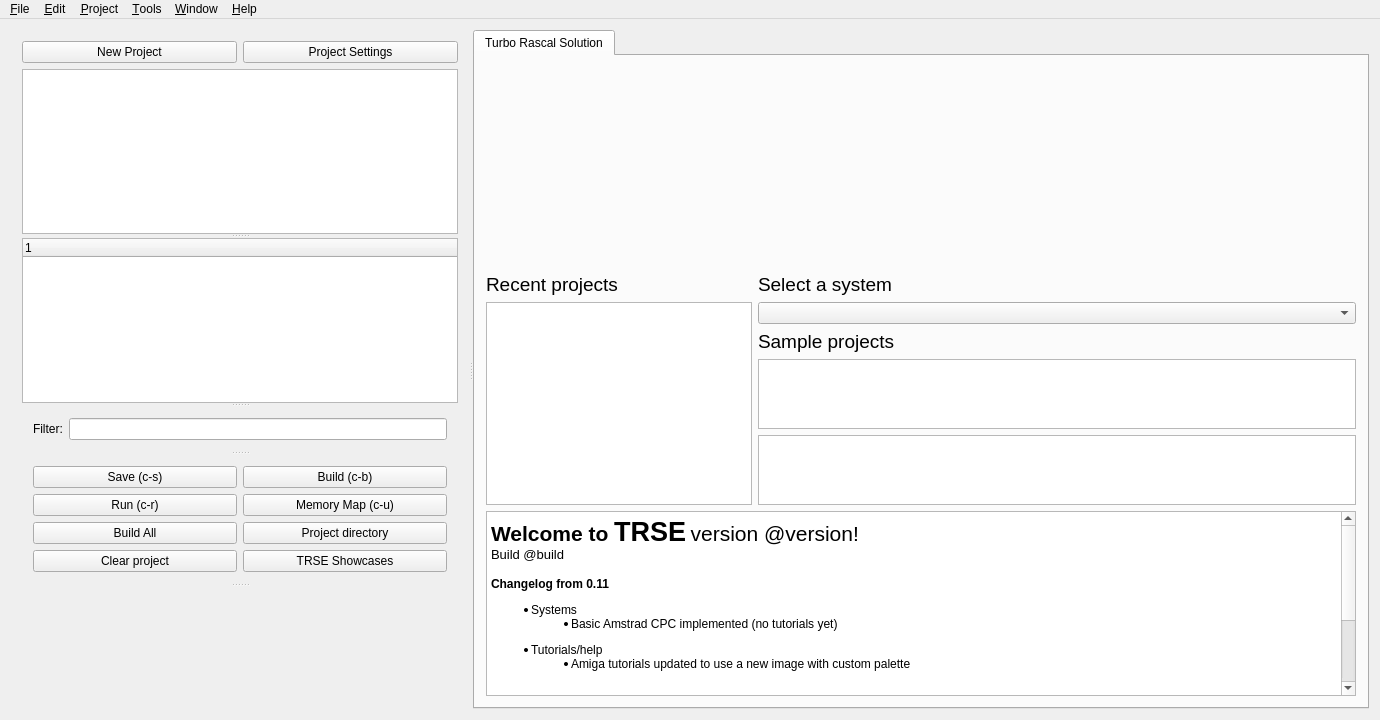
This is mainwindow.ui in leuat/TRSE as Qt 5 draws it before an edit. The edited form follows.
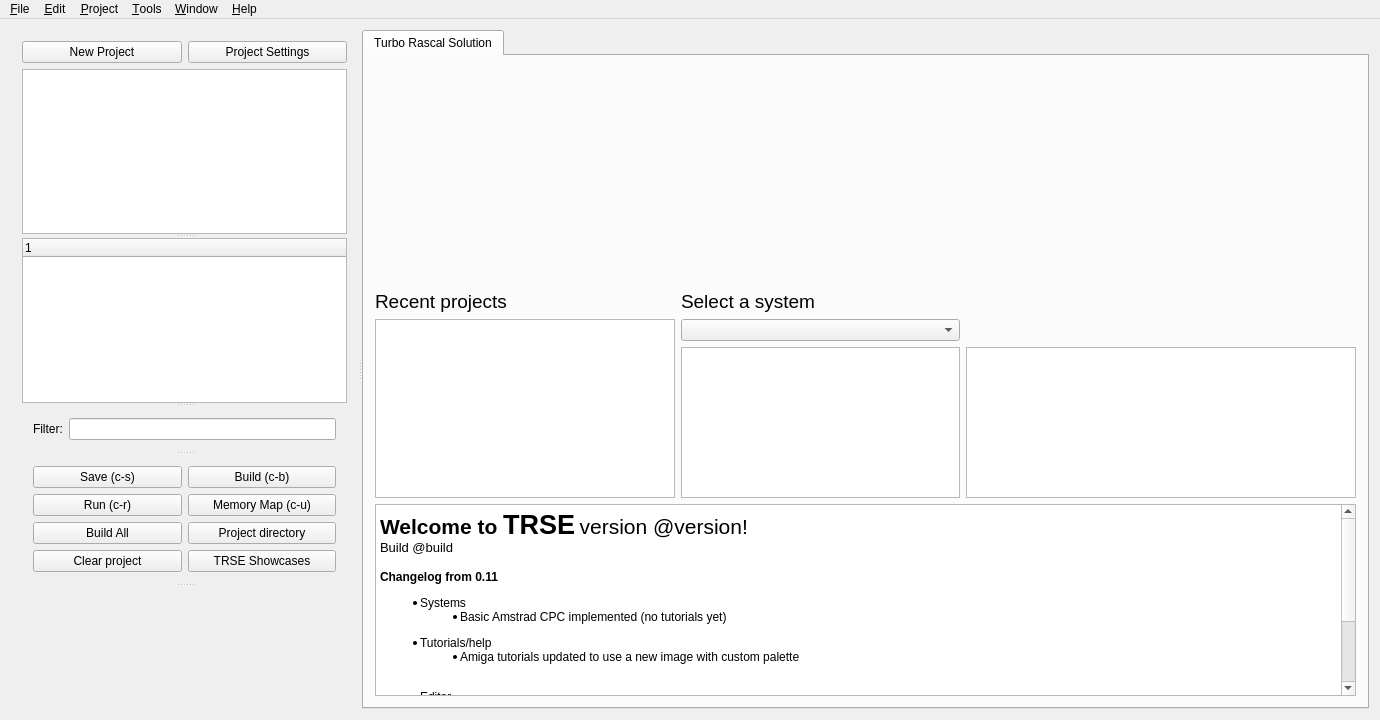
This is the edited form. Icons and pictures are not drawn. Custom widgets are drawn as their Qt base class.

The edit to the form file:
```diff
--- a/mainwindow.ui
+++ b/mainwindow.ui
@@ -398,10 +398,7 @@
            <item row="1" column="1">
             <layout class="QVBoxLayout" name="verticalLayout_6">
              <item>
-              <layout class="QGridLayout" name="gridLayout_6" columnstretch="1">
-               <item row="1" column="0">
-                <widget class="QComboBox" name="cmbSelectSystem"/>
-               </item>
+              <layout class="QGridLayout" name="gridLayout_6" columnstretch="5,7">
                <item row="0" column="0">
                 <widget class="QLabel" name="label">
                  <property name="font">
@@ -414,27 +411,18 @@
                  </property>
                 </widget>
                </item>
-               <item row="3" column="0">
+               <item row="1" column="0">
+                <widget class="QComboBox" name="cmbSelectSystem"/>
+               </item>
+               <item row="2" column="0">
                 <layout class="QVBoxLayout" name="verticalLayout_4">
                  <item>
                   <widget class="QListWidget" name="lstSampleProjects"/>
                  </item>
-                 <item>
-                  <widget class="QTextBrowser" name="txtTutorials"/>
-                 </item>
                 </layout>
                </item>
-               <item row="2" column="0">
-                <widget class="QLabel" name="label_6">
-                 <property name="font">
-                  <font>
-                   <pointsize>14</pointsize>
-                  </font>
-                 </property>
-                 <property name="text">
-                  <string>Sample projects</string>
-                 </property>
-                </widget>
+               <item row="2" column="1">
+                <widget class="QTextBrowser" name="txtTutorials"/>
                </item>
               </layout>
              </item>
```
